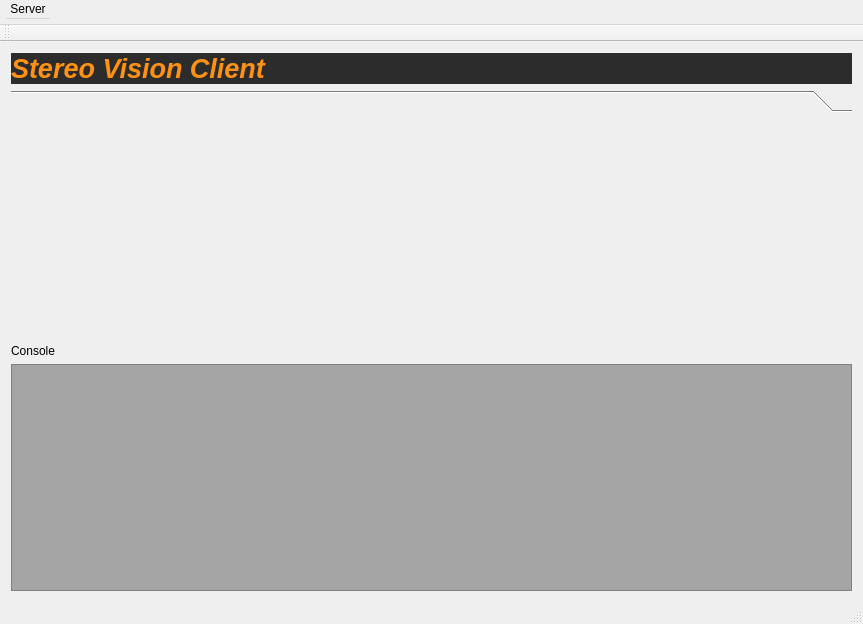
Old version of the form gui.ui in the repository spoorcc/stereo-vision-client.
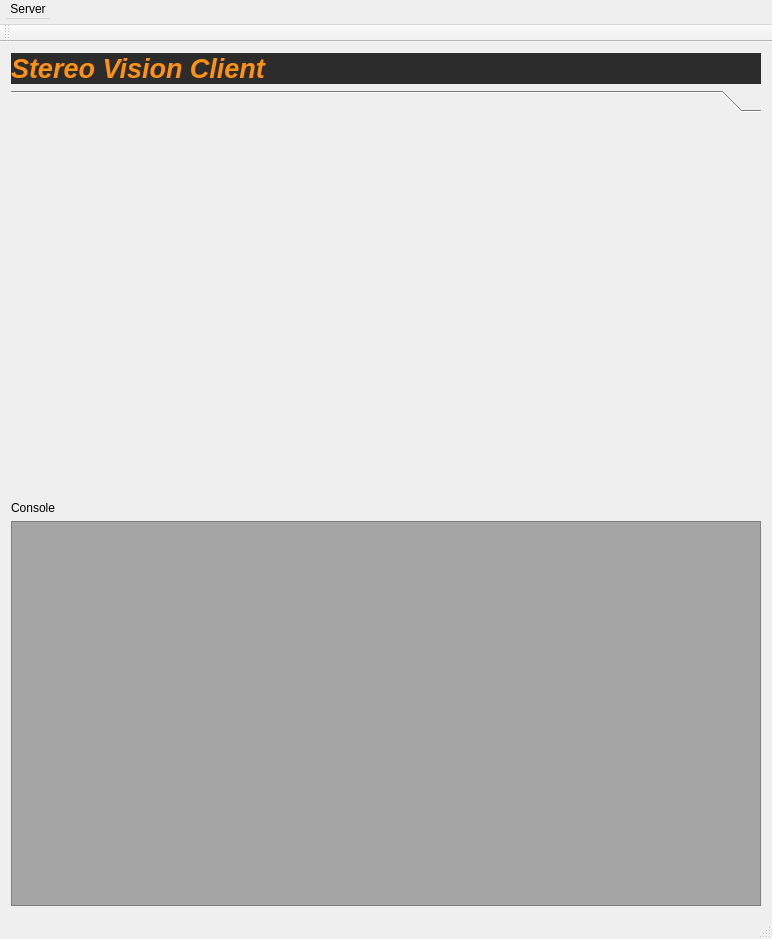
New version of the form.

```diff
--- a/gui.ui
+++ b/gui.ui
@@ -6,8 +6,8 @@
    <rect>
     <x>0</x>
     <y>0</y>
-    <width>863</width>
-    <height>624</height>
+    <width>772</width>
+    <height>939</height>
    </rect>
   </property>
   <property name="windowTitle">
@@ -39,8 +39,8 @@
         <rect>
          <x>0</x>
          <y>0</y>
-         <width>845</width>
-         <height>227</height>
+         <width>754</width>
+         <height>378</height>
         </rect>
        </property>
        <attribute name="label">
@@ -70,8 +70,8 @@
            <string>&lt;!DOCTYPE HTML PUBLIC &quot;-//W3C//DTD HTML 4.0//EN&quot; &quot;http://www.w3.org/TR/REC-html40/strict.dtd&quot;&gt;
 &lt;html&gt;&lt;head&gt;&lt;meta name=&quot;qrichtext&quot; content=&quot;1&quot; /&gt;&lt;style type=&quot;text/css&quot;&gt;
 p, li { white-space: pre-wrap; }
-&lt;/style&gt;&lt;/head&gt;&lt;body style=&quot; font-family:'MS Shell Dlg 2'; font-size:8.25pt; font-weight:400; font-style:normal;&quot;&gt;
-&lt;p style=&quot; margin-top:0px; margin-bottom:0px; margin-left:0px; margin-right:0px; -qt-block-indent:0; text-indent:0px;&quot;&gt;&lt;span style=&quot; font-family:'Ubuntu'; font-size:11pt;&quot;&gt;&lt;br /&gt;&lt;/span&gt;&lt;/p&gt;&lt;/body&gt;&lt;/html&gt;</string>
+&lt;/style&gt;&lt;/head&gt;&lt;body style=&quot; font-family:'Ubuntu'; font-size:11pt; font-weight:400; font-style:normal;&quot;&gt;
+&lt;p style=&quot; margin-top:0px; margin-bottom:0px; margin-left:0px; margin-right:0px; -qt-block-indent:0; text-indent:0px;&quot;&gt;&lt;br /&gt;&lt;/p&gt;&lt;/body&gt;&lt;/html&gt;</string>
           </property>
          </widget>
         </item>
@@ -86,7 +86,7 @@
     <rect>
      <x>0</x>
      <y>0</y>
-     <width>863</width>
+     <width>772</width>
      <height>25</height>
     </rect>
    </property>
```
